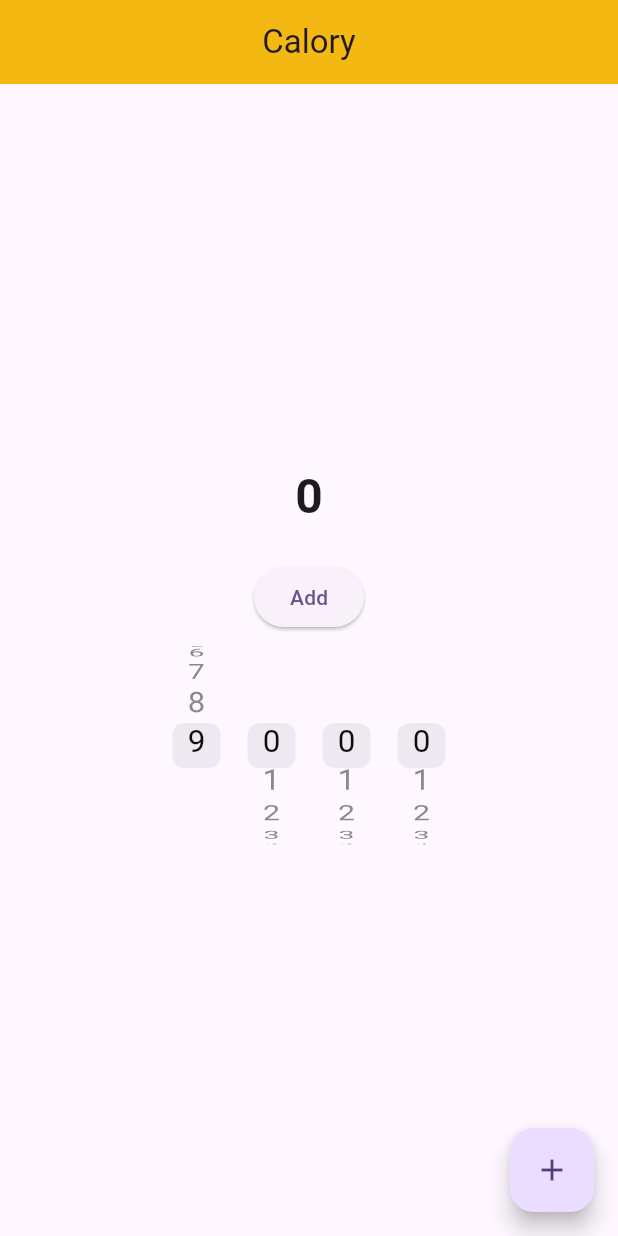
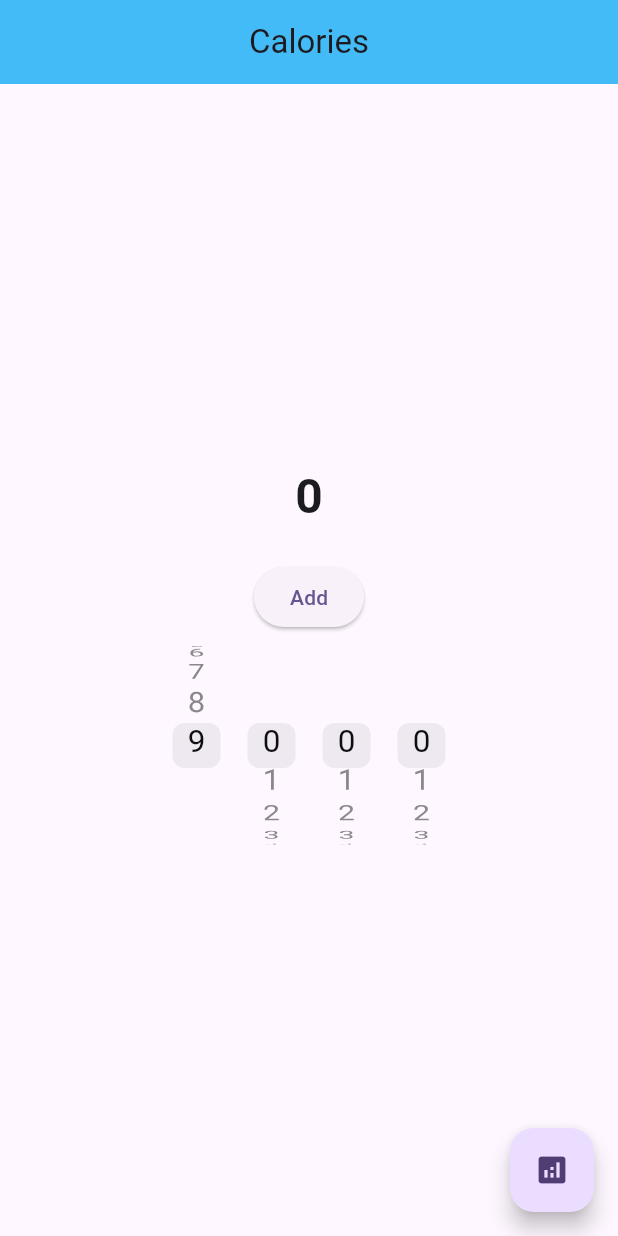
Before and after one commit to DavidSeifert/calory_track, a Flutter app: the screen it shows after launch, scrolled down 270 dp, after a tap on "Add", on a phone screen of 412 x 824 dp. Run offline on Flutter 3.47's test engine with Material 3 defaults, Android fonts, the phone set to English and light mode, and no system bars; our stand-ins replace go_router, sqflite; accounts and stored records are empty.

Commit message:
File Restructuring and added additional screens without functionality

```diff
--- /dev/null
+++ b/lib/Helpers/database_helper.dart
@@ -0,0 +1,101 @@
+import 'package:sqflite/sqflite.dart';
+import 'package:path/path.dart';
+import 'package:intl/intl.dart';
+
+class Databasehelper {
+  static Database? _database;
+
+  static final Databasehelper instance = Databasehelper._constructor();
+  // Table and column names
+  final String tableName = 'Calories';
+  final String _colId = 'id';
+  final String _colCalories = 'calories';
+  final String _colDate = 'date';
+  final String _colTime = 'time';
+
+  Databasehelper._constructor();
+
+  Future<Database> get database async {
+    if (_database != null) return _database!;
+    _database = await getDatabase();
+    return _database!;
+  }
+
+  Future<Database> getDatabase() async {
+    final databaseDirpath = await getDatabasesPath();
+    final path = join(databaseDirpath, 'calory.db');
+
+    final database = await openDatabase(
+      path,
+      onCreate: (db, version) {
+        db.execute('''
+          CREATE TABLE $tableName (
+            $_colId INTEGER PRIMARY KEY AUTOINCREMENT,
+            $_colCalories INTEGER NOT NULL,
+            $_colDate TEXT NOT NULL,
+            $_colTime TEXT NOT NULL
+          )
+        ''');
+      },
+      version: 1,
+    );
+    return database;
+  }
+
+  void addEntry(int calories) async {
+    final db = await database;
+    await db.insert(tableName, {
+      _colCalories: calories,
+      _colDate: DateFormat("dd.MM.yyyy").format(DateTime.now()),
+      _colTime: DateFormat("HH:mm").format(DateTime.now()),
+    }, conflictAlgorithm: ConflictAlgorithm.replace);
+  }
+
+  Future<List<Map<String, dynamic>>> showValues() async {
+    final db = await database;
+    return db.query(tableName, orderBy: '$_colDate ASC');
+  }
+
+  Future<int> getCaloriesForToday() async {
+    final db = await instance.database;
+
+    final date = DateFormat(
+      "dd.MM.yyyy",
+    ).format(DateTime.now());
+
+    var result = await db.query(
+      tableName,
+      where: 'date = ?',
+      whereArgs: [date],
+    );
+    int dailycalories = 0;
+    for (int i = 0; i < result.length; i++) {
+      dailycalories += result[i]['calories'] as int? ?? 0;
+    }
+    if (result.isNotEmpty) {
+      // Return calories, safely handle null
+      return dailycalories;
+    }
+
+    // Handle case where no data is found for today
+    return 0; // no calories logged for today
+  }
+
+  Future<List<int>> getCaloriesListForToday() async {
+    final db = await instance.database;
+    List<int> caloriesList = [];
+    final date = DateFormat(
+      "dd.MM.yyyy",
+    ).format(DateTime.now());
+
+    var result = await db.query(
+      tableName,
+      where: 'date = ?',
+      whereArgs: [date],
+    );
+    for (int i = 0; i < result.length; i++) {
+      caloriesList.add(result[i]['calories'] as int? ?? 0);
+    }
+    return caloriesList;// Default return while waiting for async result
+  }
+}
--- /dev/null
+++ b/lib/Pages/homepage.dart
@@ -0,0 +1,103 @@
+import 'package:flutter/material.dart';
+import 'package:flutter/cupertino.dart';
+import '../helpers/database_helper.dart';
+import 'package:go_router/go_router.dart';
+
+class MyHomePage extends StatefulWidget {
+  final String title;
+  const MyHomePage({super.key, required this.title});
+  @override
+  State<MyHomePage> createState() => _MyHomePageState();
+}
+
+class _MyHomePageState extends State<MyHomePage> {
+  final List<int> _counter = [0, 0, 0, 0];
+  final Databasehelper dbHelper = Databasehelper.instance;
+
+  void _updateCounter(int index, int update) {
+    setState(() {
+      _counter[index] = update;
+    });
+  }
+
+  void _writetoDatabase() {
+    dbHelper.addEntry(
+      _counter[0] * 1000 + _counter[1] * 100 + _counter[2] * 10 + _counter[3],
+    );
+  }
+
+  Future<String> _readfromDatabase() async {
+    final calories = await dbHelper.getCaloriesForToday();
+    //dbHelper.showValues().then((value) => print(value));
+    return calories.toString();
+  }
+
+  /*
+  Future<String> _showValues() async {
+    final values = await dbHelper.showValues();
+    dbHelper.showValues().then((value) => print(value));
+    return values.toString();
+  }
+*/
+  @override
+  Widget build(BuildContext context) {
+    return Scaffold(
+      appBar: AppBar(
+        backgroundColor: Colors.lightBlueAccent,
+        centerTitle: true,
+        title: Text(widget.title),
+      ),
+      body: Center(
+        child: Column(
+          mainAxisAlignment: MainAxisAlignment.center,
+          children: [
+            FutureBuilder<String>(
+              future: _readfromDatabase(),
+              builder: (context, snapshot) {
+                if (snapshot.hasError) {
+                  return Text('Error: ${snapshot.error}');
+                } else {
+                  return Text(
+                    snapshot.data ?? 'No data',
+                    style: TextStyle(
+                      fontSize: 32, // bigger font size
+                      fontWeight: FontWeight.bold,
+                    ),
+                  );
+                }
+              },
+            ),
+            const SizedBox(height: 20), // space between total and button
+            ElevatedButton(onPressed: _writetoDatabase, child: Text("Add")),
+            Row(
+              mainAxisAlignment: MainAxisAlignment.center,
+              children: List.generate(4, (columnIndex) {
+                return SizedBox(
+                  width: 50,
+                  height: 150,
+                  child: CupertinoPicker(
+                    itemExtent: 30,
+                    onSelectedItemChanged: (int newitem) {
+                      _updateCounter(columnIndex, newitem);
+                    },
+                    children: List.generate(
+                      10,
+                      (value) => Text(value.toString()),
+                    ),
+                  ),
+                );
+              }),
+            ),
+          ],
+        ),
+      ),
+      floatingActionButton: FloatingActionButton(
+        onPressed: () {
+          context.push('/overview');
+        },
+        tooltip: 'Add',
+        child: Icon(Icons.analytics),
+      ),
+    );
+  }
+}
--- a/lib/database_helper.dart
+++ /dev/null
@@ -1,88 +0,0 @@
-import 'package:sqflite/sqflite.dart';
-import 'package:path/path.dart';
-import 'package:intl/intl.dart';
-
-class Databasehelper {
-
-  static Database? _database;
-
-  static final Databasehelper instance = Databasehelper._constructor();
-  // Table and column names
-  final String tableName = 'Calories';
-  final String _colId = 'id';
-  final String _colCalories = 'calories';
-  final String _colDate = 'date';
-  final String _colTime = 'time';
-
-  Databasehelper._constructor();
-
-  Future<Database> get database async {
-    if (_database != null) return _database!;
-    _database = await getDatabase();
-    return _database!;
-  }
-
-  Future<Database> getDatabase() async {
-    final databaseDirpath = await getDatabasesPath();
-    final path = join(databaseDirpath, 'calory.db');
-
-    final database = await openDatabase(
-      path,
-      onCreate: (db, version) {
-        db.execute('''
-          CREATE TABLE $tableName (
-            $_colId INTEGER PRIMARY KEY AUTOINCREMENT,
-            $_colCalories INTEGER NOT NULL,
-            $_colDate TEXT NOT NULL,
-            $_colTime TEXT NOT NULL
-          )
-        ''');
-      },
-      version: 1,
-    );
-    return database;
-  }
-
-  void addEntry(int calories) async {
-    final db = await database;
-    await db.insert(
-      tableName,
-      {
-        _colCalories: calories,
-        _colDate: DateFormat("dd.MM.yyyy").format(DateTime.now()),
-        _colTime: DateFormat("HH:mm").format(DateTime.now()),
-      },
-      conflictAlgorithm: ConflictAlgorithm.replace,
-    );
-  }
-
-  Future<List<Map<String, dynamic>>> showValues() async {
-    final db = await database;
-    return db.query(tableName, orderBy: '$_colDate ASC');
-  }
-
-Future<int> getCaloriesForToday() async {
-  final db = await instance.database;
-
-  // Ensure using UTC time to avoid timezone issues
-  final date = DateFormat("dd.MM.yyyy").format(DateTime.now()); // today's date in UTC
-
-  var result = await db.query(
-    tableName,
-    where: 'date = ?',
-    whereArgs: [date],
-  );
-  int dailycalories = 0;
-  for(int i = 0; i < result.length; i++) {
-    dailycalories += result[i]['calories'] as int? ?? 0;
-  }
-  if (result.isNotEmpty) {
-    // Return calories, safely handle null
-    return dailycalories;
-  }
-
-  // Handle case where no data is found for today
-  return 0; // no calories logged for today
-}
-
-}
--- a/lib/main.dart
+++ b/lib/main.dart
@@ -1,8 +1,7 @@
 // ignore_for_file: avoid_print
 
 import 'package:flutter/material.dart';
-import 'package:flutter/cupertino.dart';
-import 'database_helper.dart';
+import 'router.dart';
 
 void main() {
   runApp(const MyApp());
@@ -13,109 +12,11 @@ class MyApp extends StatelessWidget {
 
   @override
   Widget build(BuildContext context) {
-    return MaterialApp(
+    return MaterialApp.router(
       title: 'Calory Tracker',
+      routerConfig: router,
       theme: ThemeData(
         colorScheme: ColorScheme.fromSeed(seedColor: Colors.deepPurple),
-      ),
-      home: const MyHomePage(title: 'Calory'),
-    );
-  }
-}
-
-class MyHomePage extends StatefulWidget {
-  const MyHomePage({super.key, required this.title});
-
-  final String title;
-
-  @override
-  State<MyHomePage> createState() => _MyHomePageState();
-}
-
-class _MyHomePageState extends State<MyHomePage> {
-  final List<int> _counter = [0, 0, 0, 0];
-  final Databasehelper dbHelper = Databasehelper.instance;
-
-  void _updateCounter(int index, int update) {
-    setState(() {
-      _counter[index] = update;
-    });
-  }
-
-  void _writetoDatabase() {
-    dbHelper.addEntry(
-      _counter[0] * 1000 + _counter[1] * 100 + _counter[2] * 10 + _counter[3],
-    );
-  }
-
-  Future<String> _readfromDatabase() async {
-    final calories = await dbHelper.getCaloriesForToday();
-    //dbHelper.showValues().then((value) => print(value));
-    return calories.toString();
-  }
-
-  Future<String> _showValues() async {
-    final values = await dbHelper.showValues();
-    dbHelper.showValues().then((value) => print(value));
-    return values.toString();
-  }
-
-  @override
-  Widget build(BuildContext context) {
-    return Scaffold(
-      appBar: AppBar(
-        backgroundColor: Colors.amber,
-        centerTitle: true,
-        title: Text(widget.title),
-      ),
-      body: Center(
-        child: Column(
-          mainAxisAlignment: MainAxisAlignment.center,
-          children: [
-            FutureBuilder<String>(
-              future: _readfromDatabase(),
-              builder: (context, snapshot) {
-                if (snapshot.hasError) {
-                  return Text('Error: ${snapshot.error}');
-                } else {
-                  return Text(
-                    snapshot.data ?? 'No data',
-                    style: TextStyle(
-                      fontSize: 32, // bigger font size
-                      fontWeight: FontWeight.bold,
-                    ),
-                  );
-                }
-              },
-            ),
-            const SizedBox(height: 20), // space between total and button
-            ElevatedButton(onPressed: _writetoDatabase, child: Text("Add")),
-            Row(
-              mainAxisAlignment: MainAxisAlignment.center,
-              children: List.generate(4, (columnIndex) {
-                return SizedBox(
-                  width: 50,
-                  height: 150,
-                  child: CupertinoPicker(
-                    itemExtent: 30,
-                    onSelectedItemChanged: (int newitem) {
-                      _updateCounter(columnIndex, newitem);
-                    },
-                    children: List.generate(
-                      10,
-                      (value) => Text(value.toString()),
-                    ),
-                  ),
-                );
-              }),
-            ),
-          ],
-        ),
-      ),
-      floatingActionButton: FloatingActionButton(
-        onPressed: _showValues,
-        tooltip: 'Add',
-        child: Icon(Icons.add),
       ),
     );
   }
--- /dev/null
+++ b/lib/router.dart
@@ -0,0 +1,29 @@
+import 'package:calory_track/Pages/monthselectionpage.dart';
+import 'package:calory_track/Pages/overviewpage.dart';
+import 'package:calory_track/Pages/dayselectionpage.dart';
+import 'package:calory_track/Pages/homepage.dart';
+import 'package:go_router/go_router.dart';
+
+GoRouter router = GoRouter(
+  initialLocation: '/',
+  routes: [
+    GoRoute(
+      path: '/',
+      builder: (context, state) => const MyHomePage(title: 'Calories'),
+    ),
+    GoRoute(
+      path: '/overview',
+      builder: (context, state) => OverviewPage(title: 'Overview'),
+    ),
+    GoRoute(
+      path: '/monthselectionpage',
+      builder: (context, state) =>
+          Monthselectionpage(title: 'Select your Month'),
+    ),
+    GoRoute(
+      path: '/dayselectionpage',
+      builder: (context, state) =>
+          Dayselectionpage(title: 'Select your Month'),
+    ),
+  ],
+);
--- a/pubspec.yaml
+++ b/pubspec.yaml
@@ -37,6 +37,7 @@ dependencies:
   sqflite: ^2.4.2
   intl: ^0.20.2
   path: ^1.9.0
+  go_router: ^13.2.1
 
 dev_dependencies:
   flutter_test:
```
Also changed, not shown: lib/Pages/monthselectionpage.dart (added, +18 -0 lines), lib/Pages/overviewpage.dart (added, +63 -0 lines), lib/Pages/dayselectionpage.dart (added), pubspec.lock.
